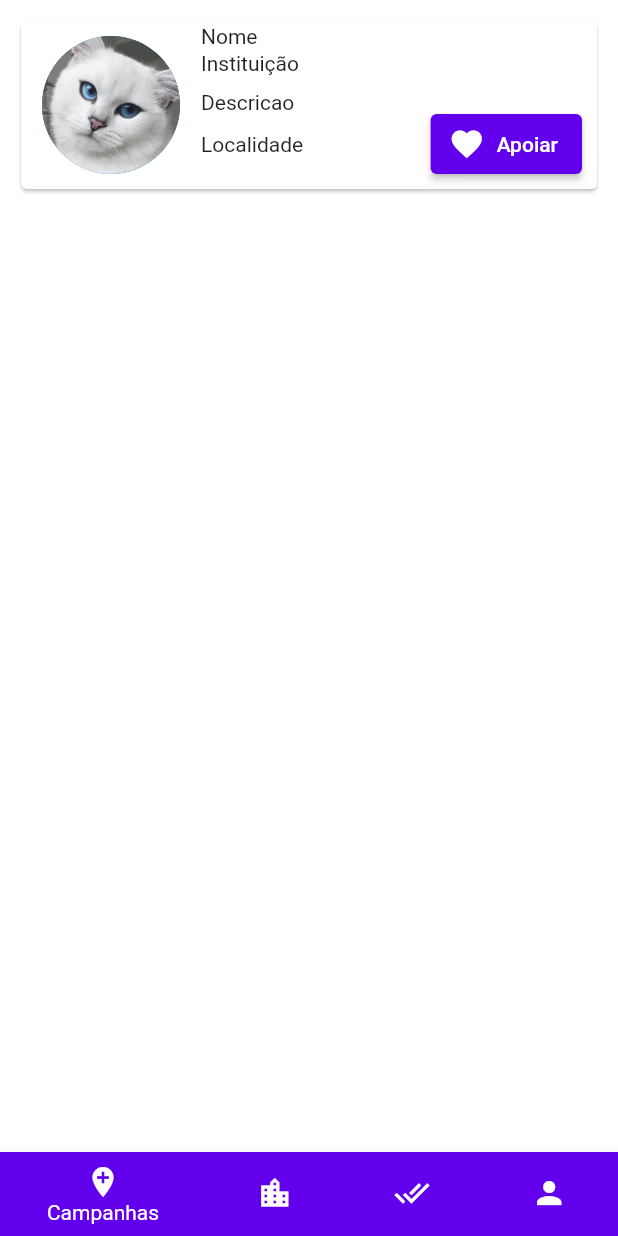
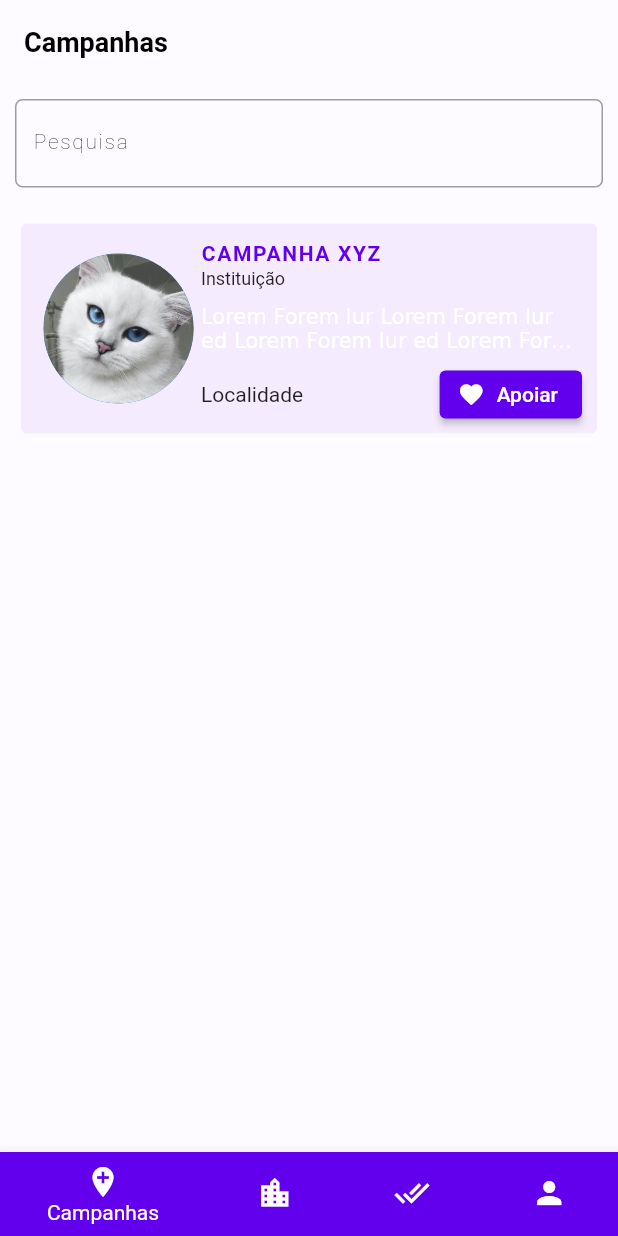
Before and after one commit to lesantucci/doemais-flutter, a Flutter app: the HomeScreen screen opened directly, on a phone screen of 412 x 824 dp. Run offline on Flutter 3.47's test engine with Material 2 defaults, Android fonts, the phone set to English and light mode, and no system bars; missing offline and left inert: http_interceptor; accounts and stored records are empty.

Commit message:
adiciona layout da tela de campanha e temas

```diff
--- a/lib/campanha/screens/campanha.screen.dart
+++ b/lib/campanha/screens/campanha.screen.dart
@@ -1,3 +1,4 @@
+import 'package:doemais/theme/app-color.dart';
 import 'package:flutter/material.dart';
 
 class CampanhaScreen extends StatefulWidget {
@@ -13,11 +14,29 @@ class _CampanhaScreenState extends State<CampanhaScreen> {
   @override
   Widget build(BuildContext context) {
     return Scaffold(
-      body: Container (
-        height: 120,
-        margin: EdgeInsets.all(10.0),
-        child: CardCampanha()
-      )
+      appBar: AppBar(
+        title: const Text("Campanhas"),
+      ),
+      body:
+          Container (
+            margin: const EdgeInsets.all(10.0),
+            child:  Column(
+        children: [
+          Padding(
+            padding: const EdgeInsets.only(bottom: 20),
+            child:
+              TextFormField(
+                onChanged: (text) {
+                },
+                decoration: const InputDecoration(
+                  labelText: 'Pesquisa',
+                ),
+              ),
+          ),
+          const CardCampanha()])
+          )
+
+
     );
   }
 }
@@ -28,14 +47,19 @@ class CardCampanha extends StatelessWidget {
   @override
   Widget build(BuildContext context) {
     return Card(
-      child: Row(
+      child: Container(
+        height: 140,
+        child: Padding(
+          padding: EdgeInsets.all(10.0),
+          child: Row(
         children: [
           const Padding(
-              padding: EdgeInsets.all(10),
+              padding: EdgeInsets.all(5),
               child: SizedBox(
                 height: 100,
                 width: 100,
-                child: CircleAvatar(
+                child:
+                CircleAvatar(
                   backgroundImage:
                       AssetImage('lib/assets/images/cat-example.png'),
                   radius: 220,
@@ -50,43 +74,60 @@ class CardCampanha extends StatelessWidget {
                   const Padding(
                     padding: EdgeInsets.only(top: 2),
                     child: Text(
-                      "Nome",
+                      style: TextStyle(
+                        fontWeight: FontWeight.bold,
+                        letterSpacing: 1.1,
+                        color: Color(0xff6200ee)
+                      ),
+                      "CAMPANHA XYZ",
                     ),
                   ),
                   const Padding(
                     padding: EdgeInsets.only(top: 2),
-                    child: Text("Instituição"),
+                    child: Text(
+                      style: TextStyle(
+                        fontSize: 12
+                      ),
+                      "Instituição"),
                   ),
-                  const Padding(
+                  Padding(
                     padding: EdgeInsets.only(top: 10),
-                    child: Text("Descricao"),
+                    child: RichText(
+                      maxLines: 2,
+                      overflow: TextOverflow.ellipsis,
+                      softWrap: true,
+                      textAlign: TextAlign.start,
+                      textScaleFactor: 1.0,
+                      text: const TextSpan(text: "Lorem Forem lur Lorem Forem lur ed Lorem Forem lur ed Lorem Forem lur ed Lorem Forem lur ed Lorem Forem lur ed")
+                      )
                   ),
+                  Spacer(),
                   Row(
                     children: [
                       const Expanded(flex: 2, child: Text("Localidade")),
                       Expanded(
                           flex: 0,
-                          child: Padding(
-                              padding: EdgeInsetsDirectional.only(end: 10),
-                              child: SizedBox(
-                                height: 40,
+                          child: SizedBox(
+                                height: 32,
                                 child: ElevatedButton.icon(
                                   icon: const Icon(
                                     Icons.favorite,
-                                    size: 24.0,
+                                    size: 18.0,
                                   ),
                                   onPressed: () => {},
                                   label: const Text('Apoiar'),
                                 ),
                               )
-                            )
                           )
                       ],
                   )
                 ],
-              ))
+              )
+            )
         ],
-      ),
+      )
+        )
+      )
     );
   }
 }
--- a/lib/theme/app-color.dart
+++ b/lib/theme/app-color.dart
@@ -1,10 +1,13 @@
 import 'package:flutter/material.dart';
 
 class AppColor {
-  static Color textColor = Color(0xff9C9C9D);
-  static Color bodyColor = Color(0xffffffff);
-  static Color backgroundColor = Color(0xffff4666);
+  static Color textColor = Color(0xff000000);
+  static Color bodyColor = Color(0x026200ee);
+  static Color backgroundColor = Color(0x026200ee);
 
-  static Color primary = const Color(0xff6200ee);
+  static Color title = AppColor.primary;
+  static Color cardColor = Color(0x0f6200ee);
+
+  static Color primary =Color(0xff6200ee);
   static Color primaryVariant = Color(0xffff4666);
 }
--- a/lib/theme/light-theme.dart
+++ b/lib/theme/light-theme.dart
@@ -8,6 +8,19 @@ ThemeData lightTheme = ThemeData(
   hintColor: AppColor.textColor,
   primaryColorLight: AppColor.primary,
   primaryColor: AppColor.primary,
+  appBarTheme: AppBarTheme(
+    backgroundColor: Colors.transparent,
+    titleTextStyle: TextStyle(
+      color: AppColor.textColor,
+      fontWeight: FontWeight.bold,
+      fontSize: 18.0
+    ),
+    elevation: 0
+  ),
+  cardTheme: CardTheme(
+    elevation: 0,
+    color: AppColor.cardColor
+  ),
   textTheme: const TextTheme(
       headline1: TextStyle(
           color: Colors.black, fontSize: 40, fontWeight: FontWeight.bold)),
```
